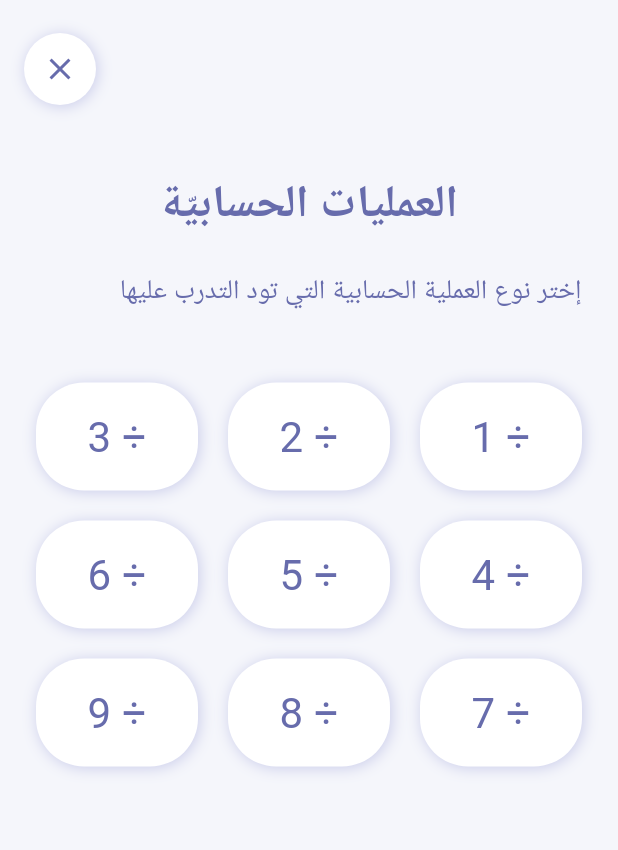
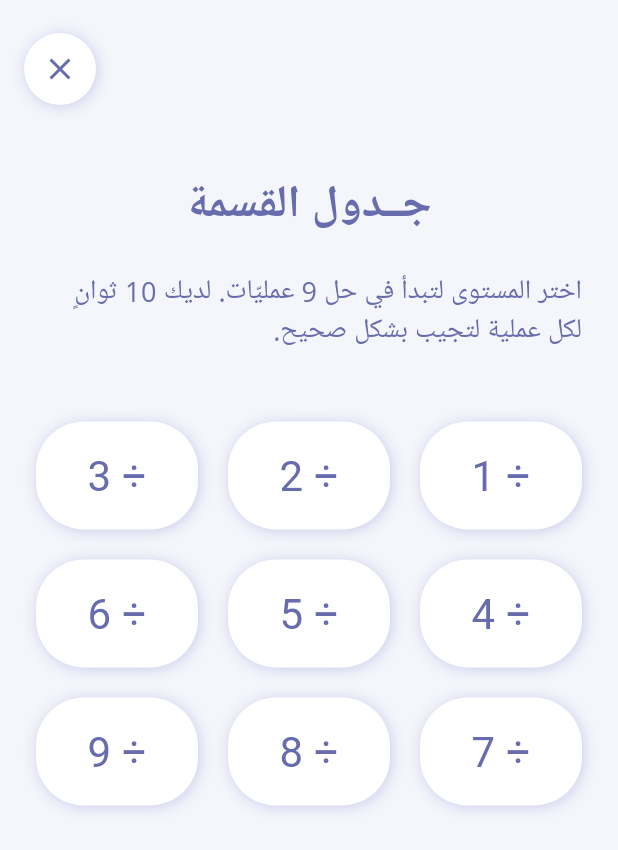
Before and after one commit to dh2407/added, a Flutter app: the screen it shows after launch, after a tap on "القسمة ÷", on a phone screen of 412 x 824 dp. Shown: the top 850 px of the screen. Run offline on Flutter 3.47's test engine with Material 3 defaults, Android fonts, the phone set to English and light mode, and no system bars; our stand-ins replace audioplayers, get, hive, hive_flutter; missing offline and left inert: dart:ffi; accounts and stored records are empty; Roboto replaces fonts that are missing (Open Sans).

Commit message:
nv stable

```diff
--- a/lib/app/components/nv_subject_button.dart
+++ b/lib/app/components/nv_subject_button.dart
@@ -3,8 +3,14 @@ import 'package:flutter/material.dart';
 class NvSubSubjectButton extends StatefulWidget {
   final String text;
   final VoidCallback onTap;
+  final Color textColor;
 
-  const NvSubSubjectButton({required this.text, Key? key, required this.onTap}) : super(key: key);
+  const NvSubSubjectButton({
+    required this.text,
+    Key? key,
+    required this.onTap,
+    this.textColor = const Color(0xFF676CAC),
+  }) : super(key: key);
 
   @override
   _NvSubSubjectButtonState createState() => _NvSubSubjectButtonState();
@@ -52,8 +58,8 @@ class _NvSubSubjectButtonState extends State<NvSubSubjectButton> {
             padding: const EdgeInsets.symmetric(vertical: 14.0),
             child: Text(
               widget.text,
-              style: const TextStyle(
-                color: Color(0xFF676CAC),
+              style: TextStyle(
+                color: widget.textColor,
                 fontSize: 28,
               ),
             ),
--- a/lib/app/data/initial_data.dart
+++ b/lib/app/data/initial_data.dart
@@ -51,21 +51,21 @@ List<FlashCard> createFlashCards(SubSubject subSubject) {
 
     switch (subSubject.subject.uname) {
       case 'plus':
-        question = '${subSubject.uname.split('_')[0]} + $i =';
+        question = '${subSubject.uname.split('_')[0]} + $i';
         response = (int.parse(subSubject.uname.split('_')[0]) + i).toString();
         break;
       case 'minus':
         question =
-            '${(int.parse(subSubject.uname.split('_')[0]) + i)} - ${subSubject.uname.split('_')[0]} =';
+            '${(int.parse(subSubject.uname.split('_')[0]) + i)} - ${subSubject.uname.split('_')[0]}';
         response = (i).toString();
         break;
       case 'multiply':
-        question = '${subSubject.uname.split('_')[0]} × $i =';
+        question = '${subSubject.uname.split('_')[0]} × $i';
         response = (int.parse(subSubject.uname.split('_')[0]) * i).toString();
         break;
       case 'divide':
         question =
-            '${(int.parse(subSubject.uname.split('_')[0]) * i)} ÷ ${subSubject.uname.split('_')[0]} =';
+            '${(int.parse(subSubject.uname.split('_')[0]) * i)} ÷ ${subSubject.uname.split('_')[0]}';
         response = (i).toString();
         break;
       default:
--- a/lib/app/modules/flashcards/controllers/flashcards_controller.dart
+++ b/lib/app/modules/questionPage/controllers/question_page_controller.dart
@@ -1,11 +1,12 @@
 import 'dart:async';
 
-import 'package:added/app/data/models/models.dart';
+import 'package:added/app/data/models/flashcard/flashcard.dart';
+import 'package:added/app/data/models/subsubject/subsubject.dart';
 import 'package:added/app/services/services.dart';
 import 'package:added/app/services/sounds_service.dart';
 import 'package:get/get.dart';
 
-class FlashcardsController extends GetxController {
+class QuestionPageController extends GetxController {
   late SubSubject subSubject;
   RxList<FlashCard> flashcards = <FlashCard>[].obs;
   late Rx<FlashCard?> currentFlashcard;
@@ -16,6 +17,8 @@ class FlashcardsController extends GetxController {
   RxBool flashCardLost = false.obs;
   Rx<int> timerValue = 0.obs;
   final SoundService soundService = SoundService();
+  RxBool currentAttemptWrong = false.obs;
+  RxBool completedAllFlashCards = false.obs;
 
   Timer? _timer;
   int get timeoutValue => 10;
@@ -49,6 +52,7 @@ class FlashcardsController extends GetxController {
       } else {
         flashCardLost.value = true;
         getNextFlashCard();
+        soundService.playDodov();
         _timer?.cancel();
       }
     });
@@ -61,6 +65,7 @@ class FlashcardsController extends GetxController {
   void getNextFlashCard() {
     Timer(this.resultDuration, () {
       if (flashcards.isNotEmpty) {
+        currentAttemptWrong.value = false;
         flashCardLost.value = false;
         flashCardWon.value = false;
         wrongAttempts.value = [];
@@ -68,17 +73,32 @@ class FlashcardsController extends GetxController {
         flashcards.removeAt(0);
         currentFlashcard.value =
             flashcards.isNotEmpty ? flashcards.first : null;
-        timerValue.value = 0;
-        startTimer();
+        if (flashcards.isEmpty) {
+          completedAllFlashCards.value = true;
+          timerValue.value = 0;
+          stopTimer();
+        } else {
+          timerValue.value = 0;
+          startTimer();
+        }
       }
     });
   }
 
   void onKeyboardButtonClicked(String value) {
-    if (!flashCardWon.value &&
-        !flashCardLost.value &&
-        currentAttempt.value.length < 3) {
+    if (!flashCardWon.value && !flashCardLost.value) {
       currentAttempt.value += value;
+    }
+    if (currentAttempt.value == currentFlashcard.value?.response) {
+      flashCardWon.value = true;
+      stopTimer();
+      soundService.playCoin();
+      getNextFlashCard();
+      return;
+    }
+    if (currentFlashcard.value != null &&
+        !currentFlashcard.value!.response.startsWith(currentAttempt.value)) {
+      currentAttemptWrong.value = true;
     }
   }
 
@@ -89,7 +109,7 @@ class FlashcardsController extends GetxController {
       if (currentAttempt.value == correctAnswer) {
         flashCardWon.value = true;
         stopTimer();
-        soundService.playTess();
+        soundService.playCoin();
         getNextFlashCard();
       } else {
         soundService.playDodov();
@@ -107,6 +127,7 @@ class FlashcardsController extends GetxController {
   void onKeyboardClearClicked() {
     if (!flashCardWon.value && !flashCardLost.value) {
       currentAttempt.value = '';
+      currentAttemptWrong.value = false;
     }
   }
 
--- a/lib/app/modules/subSubjectPage/views/sub_subject_page_view.dart
+++ b/lib/app/modules/subSubjectPage/views/sub_subject_page_view.dart
@@ -20,9 +20,9 @@ class SubSubjectPageView extends GetView<SubSubjectPageController> {
       body: Column(
         crossAxisAlignment: CrossAxisAlignment.stretch,
         children: [
-          const SubjectSummary(
-              title: 'العمليات الحسابيّة',
-              description: 'إختر نوع العملية الحسابية التي تود التدرب عليها'),
+          SubjectSummary(
+              title: 'جــدول ${controller.subject.title.substring(0, controller.subject.title.length - 1)}',
+              description: 'اختر المستوى لتبدأ في حل 9 عمليّات. لديك 10 ثوانٍ لكل عملية لتجيب بشكل صحيح.'),
           Expanded(
             child: Obx(() {
               return GridView.count(
@@ -38,7 +38,7 @@ class SubSubjectPageView extends GetView<SubSubjectPageController> {
                     return NvSubSubjectButton(
                       text: subSubject.title,
                       onTap: () {
-                        Get.toNamed(Routes.FLASHCARDS, arguments: subSubject);
+                        Get.toNamed(Routes.QUESTION_PAGE, arguments: subSubject);
                       },
                     );
                   },
--- a/lib/app/modules/subjectPage/views/subject_page_view.dart
+++ b/lib/app/modules/subjectPage/views/subject_page_view.dart
@@ -25,7 +25,7 @@ class SubjectPageView extends GetView<SubjectPageController> {
                 return Padding(
                   padding: const EdgeInsets.all(24),
                   child: Column(
-                    mainAxisAlignment: MainAxisAlignment.center,
+                    // mainAxisAlignment: MainAxisAlignment.center,
                     children: controller.subjects.map((subject) {
                       return Padding(
                         padding: const EdgeInsets.symmetric(vertical: 10.0),
--- a/lib/app/routes/app_pages.dart
+++ b/lib/app/routes/app_pages.dart
@@ -4,6 +4,8 @@ import '../modules/flashcards/bindings/flashcards_binding.dart';
 import '../modules/flashcards/views/flashcards_view.dart';
 import '../modules/home/bindings/home_binding.dart';
 import '../modules/home/views/home_view.dart';
+import '../modules/questionPage/bindings/question_page_binding.dart';
+import '../modules/questionPage/views/question_page_view.dart';
 import '../modules/subSubjectPage/bindings/sub_subject_page_binding.dart';
 import '../modules/subSubjectPage/views/sub_subject_page_view.dart';
 import '../modules/subSubjects/bindings/sub_subjects_binding.dart';
@@ -51,5 +53,10 @@ class AppPages {
       page: () => const SubSubjectPageView(),
       binding: SubSubjectPageBinding(),
     ),
+    GetPage(
+      name: _Paths.QUESTION_PAGE,
+      page: () => const QuestionPageView(),
+      binding: QuestionPageBinding(),
+    ),
   ];
 }
--- a/lib/app/routes/app_routes.dart
+++ b/lib/app/routes/app_routes.dart
@@ -10,6 +10,8 @@ abstract class Routes {
   static const FC_MULTIPLAY = _Paths.FC_MULTIPLAY;
   static const SUBJECT_PAGE = _Paths.SUBJECT_PAGE;
   static const SUB_SUBJECT_PAGE = _Paths.SUB_SUBJECT_PAGE;
+  static const FLASHCARD_PAGE = _Paths.FLASHCARD_PAGE;
+  static const QUESTION_PAGE = _Paths.QUESTION_PAGE;
 }
 
 abstract class _Paths {
@@ -21,4 +23,6 @@ abstract class _Paths {
   static const FC_MULTIPLAY = '/fc-multiplay';
   static const SUBJECT_PAGE = '/subject-page';
   static const SUB_SUBJECT_PAGE = '/sub-subject-page';
+  static const FLASHCARD_PAGE = '/flashcard-page';
+  static const QUESTION_PAGE = '/question-page';
 }
--- a/lib/app/services/sounds_service.dart
+++ b/lib/app/services/sounds_service.dart
@@ -20,9 +20,9 @@ class SoundService {
     await _audioPlayer.play(AssetSource('ksek.wav'));
   }
 
-  Future<void> playTess() async {
+  Future<void> playCoin() async {
     await _audioPlayer.stop();
-    await _audioPlayer.play(AssetSource('tess.wav'));
+    await _audioPlayer.play(AssetSource('coin.wav'));
   }
 
   void dispose() {
```
Also changed, not shown: lib/app/components/nv_timer_section.dart (added, +27 -0 lines), lib/app/modules/questionPage/bindings/question_page_binding.dart (added, +12 -0 lines), lib/app/modules/questionPage/views/question_page_view.dart (added, +189 -0 lines), 1 other file.
